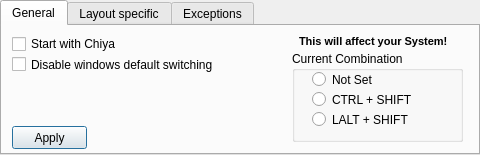
This is src/Chiya/layoutcontrollersettingswindow.ui in QYQYMBA/ChiyaProject as Qt 5 draws it before an edit. The edited form follows.
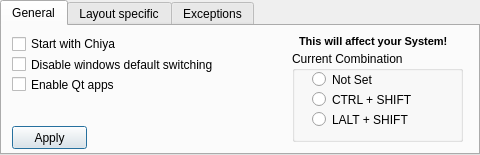
This is the edited form.

Commit message: Added option to enable Qt apps

```diff
--- a/src/Chiya/layoutcontrollersettingswindow.ui
+++ b/src/Chiya/layoutcontrollersettingswindow.ui
@@ -152,6 +152,22 @@
       <enum>Qt::RichText</enum>
      </property>
     </widget>
+    <widget class="QCheckBox" name="gEnableQtAppsCheckBoxLs">
+     <property name="geometry">
+      <rect>
+       <x>10</x>
+       <y>50</y>
+       <width>211</width>
+       <height>17</height>
+      </rect>
+     </property>
+     <property name="toolTip">
+      <string>If this function is enabled, Chiya will work in apps that are built using Qt. Some Qt apps may hang when trying to swith layout in them.</string>
+     </property>
+     <property name="text">
+      <string>Enable Qt apps</string>
+     </property>
+    </widget>
    </widget>
    <widget class="QWidget" name="layoutSpecific">
     <attribute name="title">
```
The commit also changes 5 other files.
